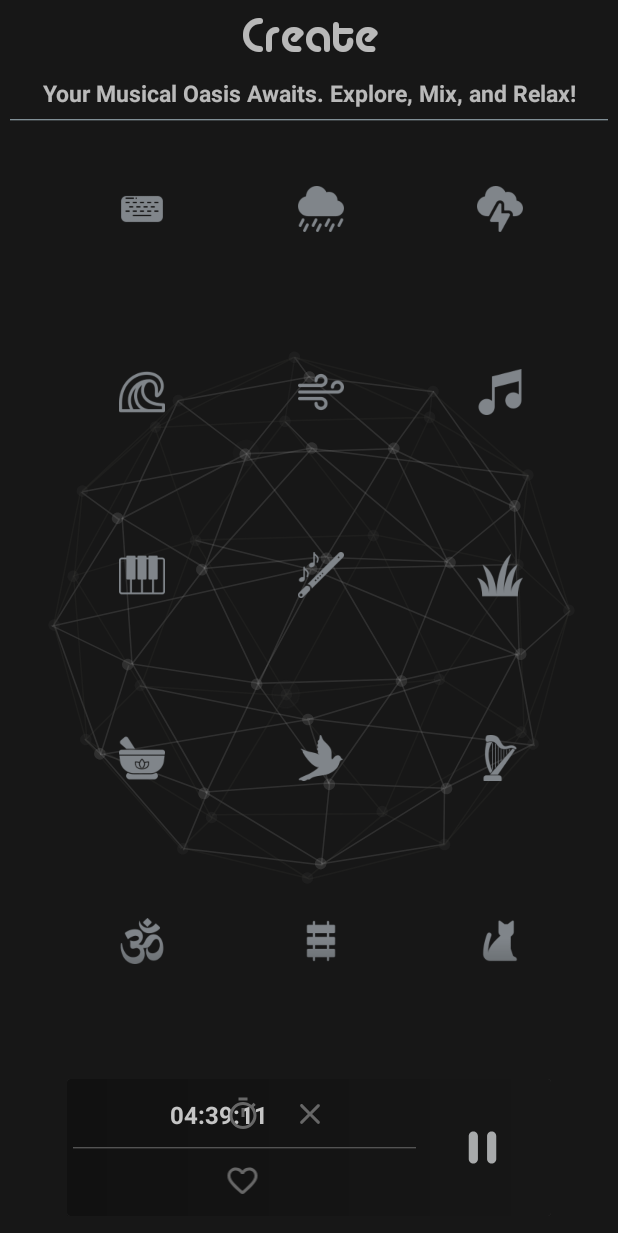
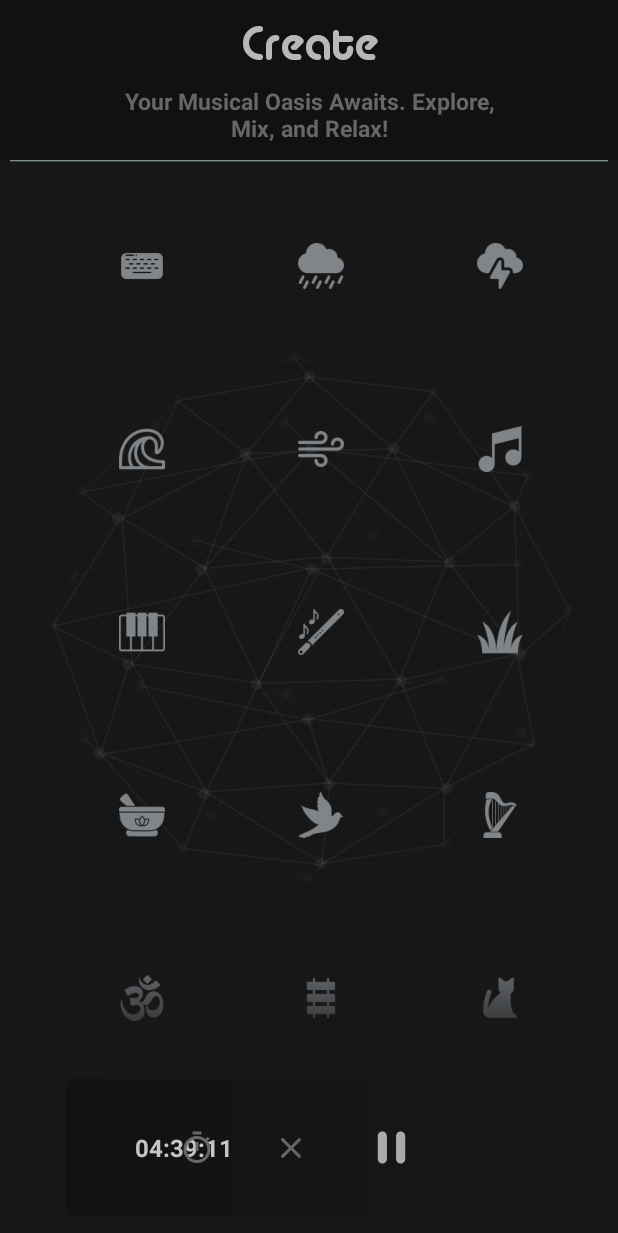
Before and after one commit to th3kumar/Snoozz-Sleeping-Buddy, an Android app: the layout activity_custom.xml on its own in the app's theme, with its tools: preview values and no code run, on a phone screen of 412 x 824 dp. Shown: the top 1233 px of the screen. Run offline under Robolectric (Android 15) with nearby library versions, the phone set to English and light mode, and no system bars; plain views replace NeumorphCardView, NeumorphImageView; network calls fail.

Commit message:
CustomActivity & its BottomController UI tweaks

```diff
--- a/app/build.gradle
+++ b/app/build.gradle
@@ -147,4 +147,5 @@ dependencies {
 
     // Tap-targetView
     implementation 'com.getkeepsafe.taptargetview:taptargetview:1.13.3'
+
 }
--- a/app/src/main/res/layout/activity_custom.xml
+++ b/app/src/main/res/layout/activity_custom.xml
@@ -5,14 +5,21 @@
     android:layout_width="match_parent"
     android:layout_height="match_parent"
     android:background="@color/darkBackground"
-    android:backgroundTint="@color/darkBackground"
     tools:context=".activities.CustomActivity">
+
+    <LinearLayout
+        android:layout_width="match_parent"
+        android:layout_height="0dp"
+        android:background="@color/darkOrchid"
+
+        app:layout_constraintTop_toTopOf="parent"
+        app:layout_constraintBottom_toTopOf="@id/dividerOne"/>
 
     <com.airbnb.lottie.LottieAnimationView
         android:id="@+id/ic_atom_anim"
         android:layout_width="match_parent"
         android:layout_height="match_parent"
-        android:alpha=".2"
+        android:alpha=".1"
         app:lottie_autoPlay="true"
         app:lottie_loop="true"
         app:lottie_rawRes="@raw/hexgon_animation" />
@@ -24,6 +31,7 @@
         android:fontFamily="@font/alba"
         android:text="@string/custom_createTitle"
         android:textSize="@dimen/_24ssp"
+        android:layout_marginVertical="@dimen/_4sdp"
         app:layout_constraintEnd_toEndOf="parent"
         app:layout_constraintStart_toStartOf="parent"
         app:layout_constraintTop_toTopOf="parent" />
@@ -32,12 +40,13 @@
         android:id="@+id/textview_customActivity_subtitle"
         android:layout_width="0dp"
         android:layout_height="wrap_content"
-        android:layout_marginHorizontal="@dimen/_15sdp"
+        android:layout_marginHorizontal="@dimen/_54sdp"
         android:gravity="center"
-        android:maxLines="1"
+        android:maxLines="2"
         android:text="@string/custom_createSubTitle"
         android:textSize="@dimen/_12ssp"
         android:textStyle="bold"
+        android:textColor="@color/primary_text"
         app:layout_constraintEnd_toEndOf="parent"
         app:layout_constraintStart_toStartOf="parent"
         app:layout_constraintTop_toBottomOf="@+id/textview_customActivity_title" />
@@ -47,6 +56,7 @@
         android:layout_width="match_parent"
         android:layout_height="@dimen/_1sdp"
         android:layout_marginHorizontal="@dimen/_5sdp"
+        android:layout_marginVertical="@dimen/_8sdp"
         android:layout_marginTop="@dimen/_5sdp"
         android:background="@drawable/gradient_bottom_line"
         app:layout_constraintBottom_toTopOf="@+id/scrollview_customActivity"
@@ -691,6 +701,7 @@
             android:layout_width="wrap_content"
             android:layout_height="wrap_content"
             android:padding="12dp"
+            android:layout_gravity="center_horizontal"
             app:neumorph_shadowColorDark="@color/dark_shadow_dark_try"
             app:neumorph_shadowColorLight="@color/light_shadow_dark_try"
             app:neumorph_shapeAppearance="@style/NeumorphismCreateBottom"
@@ -722,7 +733,7 @@
                             android:layout_gravity="center"
                             android:foregroundGravity="center"
                             android:gravity="center"
-                            android:padding="@dimen/_4sdp"
+                            android:padding="@dimen/_8sdp"
                             android:text="@string/_04_39_11"
                             android:visibility="invisible"
                             android:textColor="@color/dark_shadow"
@@ -741,7 +752,7 @@
                             android:layout_width="wrap_content"
                             android:layout_height="wrap_content"
                             android:layout_marginStart="@dimen/_4sdp"
-                            android:padding="@dimen/_4sdp"
+                            android:padding="@dimen/_8sdp"
                             android:src="@drawable/timer_close_round"
                             app:layout_constraintBottom_toBottomOf="parent"
                             app:layout_constraintStart_toEndOf="@+id/timer_countdown_text"
@@ -754,7 +765,7 @@
                             android:id="@+id/actionButton_customActivity_setTime"
                             android:layout_width="wrap_content"
                             android:layout_height="wrap_content"
-                            android:padding="@dimen/_4sdp"
+                            android:padding="@dimen/_12sdp"
                             android:src="@drawable/timer_icon"
                             app:layout_constraintBottom_toBottomOf="parent"
                             app:layout_constraintEnd_toEndOf="parent"
@@ -766,29 +777,7 @@
 
                     </androidx.constraintlayout.widget.ConstraintLayout>
 
-                    <View
-                        android:layout_width="match_parent"
-                        android:layout_height="1dp"
-                        android:layout_gravity="bottom"
-                        android:layout_marginHorizontal="@dimen/_2sdp"
-                        android:layout_marginStart="@dimen/_2sdp"
-                        android:background="@drawable/gradient_bottom_line_bottom" />
 
-                    <LinearLayout
-                        android:layout_width="match_parent"
-                        android:layout_height="match_parent"
-                        android:layout_weight="1">
-
-
-                        <ImageView
-                            android:layout_width="wrap_content"
-                            android:layout_height="wrap_content"
-                            android:layout_gravity="center"
-                            android:layout_weight="1"
-                            android:src="@drawable/favourite_round"
-                            app:tint="@color/primary_text" />
-
-                    </LinearLayout>
 
                 </LinearLayout>
 
```
